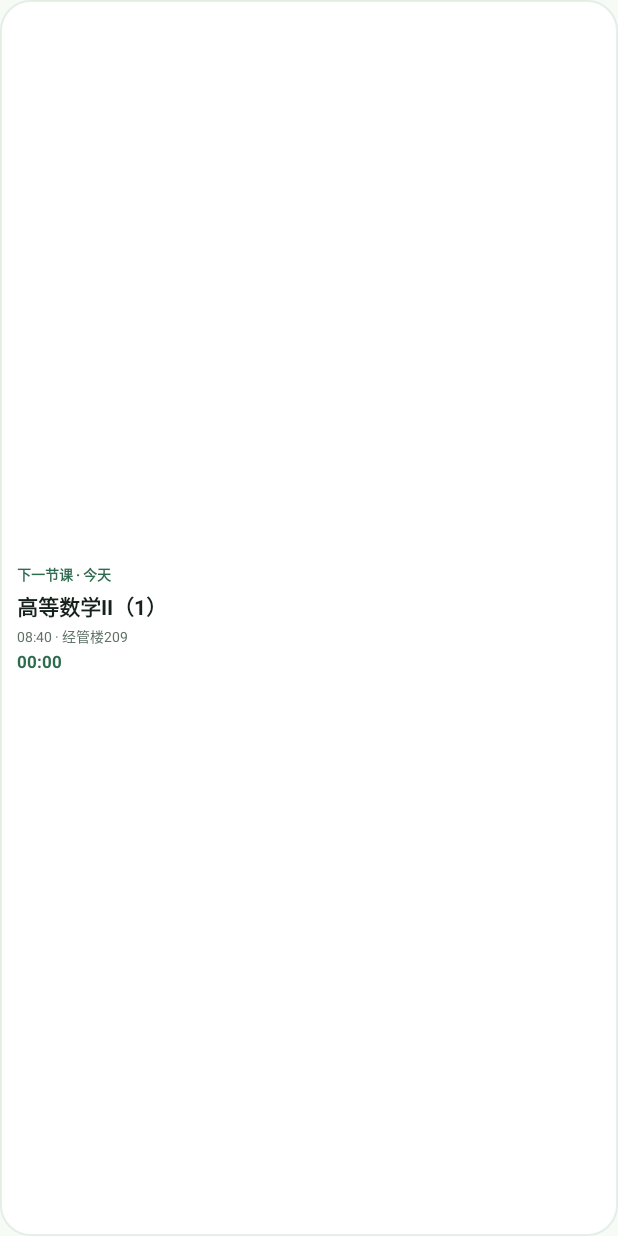
After one commit to mackiont/ZHKUSchApp, an Android app built with Jetpack Compose: the layout widget_schedule.xml on its own in the app's theme, with its tools: preview values and no code run, on a phone screen of 412 x 824 dp. The commit adds this screen. Run offline under Robolectric (Android 15) with nearby library versions, the phone set to English and light mode, and no system bars.

Commit message:
feat: 加入 2×2 桌面小组件，显示最近一节课与逐秒倒计时
- ScheduleWidgetProvider + WidgetAlarmReceiver：固定 2×2 正方形（110dp），
  显示状态、课程名、开始时间与地点、倒计时，点击打开应用
- 准时更新分两层：倒计时交给 Chronometer 自己按秒渲染（不需要定时唤醒），
  上课 / 下课 / 跨天三个时刻用 AlarmManager 精确闹钟各唤醒一次；
  Android 14+ 无精确闹钟权限时退化为非精确，只影响状态切换
- Prefs 所有写盘统一走 write()，写完立刻刷新小组件；开机 / 改时间由 BootReceiver 重排
- 新增 WidgetStateTest（状态机：下一节 / 上课中 / 无课 / 空课表 + 刷新时刻）
  与 WidgetScreenshotTest（真实 inflate 2×2 布局渲染 PNG，并断言不被挤出边界）
- 版本 1.2.0 → 1.3.0（versionCode 5），README 增加小组件说明与截图

```diff
--- a/app/build.gradle.kts
+++ b/app/build.gradle.kts
@@ -13,8 +13,8 @@ android {
         applicationId = "cn.edu.zhku.schedule"
         minSdk = 26
         targetSdk = 36
-        versionCode = 4
-        versionName = "1.2.0"
+        versionCode = 5
+        versionName = "1.3.0"
         vectorDrawables { useSupportLibrary = true }
     }
 
--- a/app/src/main/java/cn/edu/zhku/schedule/notify/BootReceiver.kt
+++ b/app/src/main/java/cn/edu/zhku/schedule/notify/BootReceiver.kt
@@ -4,6 +4,7 @@ import android.content.BroadcastReceiver
 import android.content.Context
 import android.content.Intent
 import cn.edu.zhku.schedule.data.Prefs
+import cn.edu.zhku.schedule.widget.ScheduleWidget
 import cn.edu.zhku.schedule.work.DailyWork
 import kotlinx.coroutines.CoroutineScope
 import kotlinx.coroutines.Dispatchers
@@ -41,6 +42,8 @@ class BootReceiver : BroadcastReceiver() {
                     )
                 }
                 DailyWork.scheduleNext(appContext, settings.fetchMinuteOfDay)
+                // 闹钟不跨重启，小组件的刷新闹钟同样要重排（同时也是开机后的一次重绘）
+                ScheduleWidget.refreshNow(appContext)
             } catch (_: Exception) {
                 // 开机广播里失败不重试，下次打开应用会重排
             } finally {
--- /dev/null
+++ b/app/src/main/res/drawable/widget_background.xml
@@ -0,0 +1,9 @@
+<?xml version="1.0" encoding="utf-8"?>
+<shape xmlns:android="http://schemas.android.com/apk/res/android"
+    android:shape="rectangle">
+    <solid android:color="@color/widget_bg" />
+    <corners android:radius="20dp" />
+    <stroke
+        android:width="1dp"
+        android:color="@color/widget_stroke" />
+</shape>
--- /dev/null
+++ b/app/src/main/res/layout/widget_schedule.xml
@@ -0,0 +1,64 @@
+<?xml version="1.0" encoding="utf-8"?>
+<!--
+  2×2 正方形（约 110dp），只排 4 行，字号都刻意压小：
+  状态 → 课程名（最多两行）→ 时间+地点 → 倒计时。
+  行与行之间用 LinearLayout 顺排，不用 RelativeLayout 叠放，避免长课程名把倒计时压穿。
+-->
+<LinearLayout xmlns:android="http://schemas.android.com/apk/res/android"
+    android:id="@+id/widget_root"
+    android:layout_width="match_parent"
+    android:layout_height="match_parent"
+    android:background="@drawable/widget_background"
+    android:gravity="center_vertical"
+    android:orientation="vertical"
+    android:padding="11dp">
+
+    <TextView
+        android:id="@+id/widget_status"
+        android:layout_width="match_parent"
+        android:layout_height="wrap_content"
+        android:ellipsize="end"
+        android:maxLines="1"
+        android:text="@string/widget_status_placeholder"
+        android:textColor="@color/widget_accent"
+        android:textSize="9sp"
+        android:textStyle="bold" />
+
+    <TextView
+        android:id="@+id/widget_course"
+        android:layout_width="match_parent"
+        android:layout_height="wrap_content"
+        android:layout_marginTop="3dp"
+        android:autoSizeMaxTextSize="14sp"
+        android:autoSizeMinTextSize="9sp"
+        android:autoSizeStepGranularity="1sp"
+        android:autoSizeTextType="uniform"
+        android:ellipsize="end"
+        android:maxLines="2"
+        android:text="@string/widget_course_placeholder"
+        android:textColor="@color/widget_text_primary"
+        android:textSize="14sp"
+        android:textStyle="bold" />
+
+    <TextView
+        android:id="@+id/widget_meta"
+        android:layout_width="match_parent"
+        android:layout_height="wrap_content"
+        android:layout_marginTop="2dp"
+        android:ellipsize="end"
+        android:maxLines="1"
+        android:text="@string/widget_meta_placeholder"
+        android:textColor="@color/widget_text_secondary"
+        android:textSize="9sp" />
+
+    <Chronometer
+        android:id="@+id/widget_countdown"
+        android:layout_width="match_parent"
+        android:layout_height="wrap_content"
+        android:layout_marginTop="2dp"
+        android:maxLines="1"
+        android:textColor="@color/widget_accent"
+        android:textSize="11sp"
+        android:textStyle="bold" />
+
+</LinearLayout>
--- a/app/src/main/res/values-night/colors.xml
+++ b/app/src/main/res/values-night/colors.xml
@@ -1,4 +1,11 @@
 <?xml version="1.0" encoding="utf-8"?>
 <resources>
     <color name="window_background">#0F1511</color>
+
+    <!-- 桌面小组件（深色） -->
+    <color name="widget_bg">#1A211D</color>
+    <color name="widget_stroke">#26FFFFFF</color>
+    <color name="widget_text_primary">#E8F1EA</color>
+    <color name="widget_text_secondary">#9DB0A4</color>
+    <color name="widget_accent">#8FD3AD</color>
 </resources>
--- a/app/src/main/res/values/colors.xml
+++ b/app/src/main/res/values/colors.xml
@@ -2,4 +2,11 @@
 <resources>
     <color name="window_background">#F7FBF5</color>
     <color name="ic_launcher_background">#2E6B4F</color>
+
+    <!-- 桌面小组件 -->
+    <color name="widget_bg">#FFFFFF</color>
+    <color name="widget_stroke">#1A2E6B4F</color>
+    <color name="widget_text_primary">#16211B</color>
+    <color name="widget_text_secondary">#5F7166</color>
+    <color name="widget_accent">#2E6B4F</color>
 </resources>
--- a/app/src/main/res/values/strings.xml
+++ b/app/src/main/res/values/strings.xml
@@ -1,4 +1,12 @@
 <?xml version="1.0" encoding="utf-8"?>
 <resources>
     <string name="app_name">仲恺课表</string>
+
+    <!-- 桌面小组件 -->
+    <string name="widget_label">最近一节课</string>
+    <string name="widget_description">2×2 小组件：显示最近一节课的课程、地点与实时倒计时</string>
+    <!-- 下面几条只用于小组件选择器的预览，实际文字在运行时替换 -->
+    <string name="widget_status_placeholder">下一节课 · 今天</string>
+    <string name="widget_course_placeholder">高等数学II（1）</string>
+    <string name="widget_meta_placeholder">08:40 · 经管楼209</string>
 </resources>
```
Also changed, not shown: app/src/main/AndroidManifest.xml (+16 -0 lines), app/src/main/java/cn/edu/zhku/schedule/data/Prefs.kt (+27 -16 lines), app/src/main/java/cn/edu/zhku/schedule/widget/ScheduleWidget.kt (added, +146 -0 lines), app/src/main/java/cn/edu/zhku/schedule/widget/ScheduleWidgetProvider.kt (added, +40 -0 lines), app/src/main/java/cn/edu/zhku/schedule/widget/WidgetAlarmReceiver.kt (added, +26 -0 lines), app/src/main/java/cn/edu/zhku/schedule/widget/WidgetState.kt (added, +106 -0 lines), app/src/main/res/xml/widget_schedule_info.xml (added, +13 -0 lines), 5 other files.
